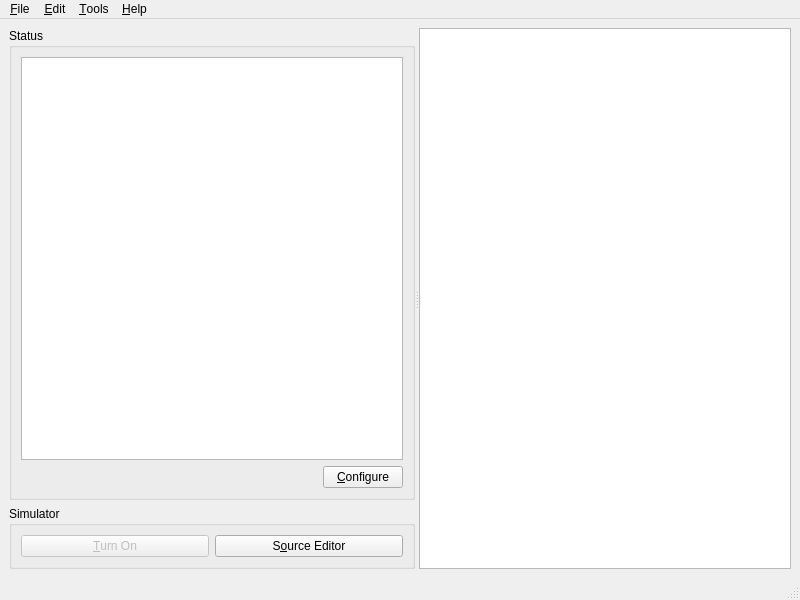
The window that src/ui/robotqt.ui (simmiyoung/robotqt) describes before a commit, drawn with Qt 5.
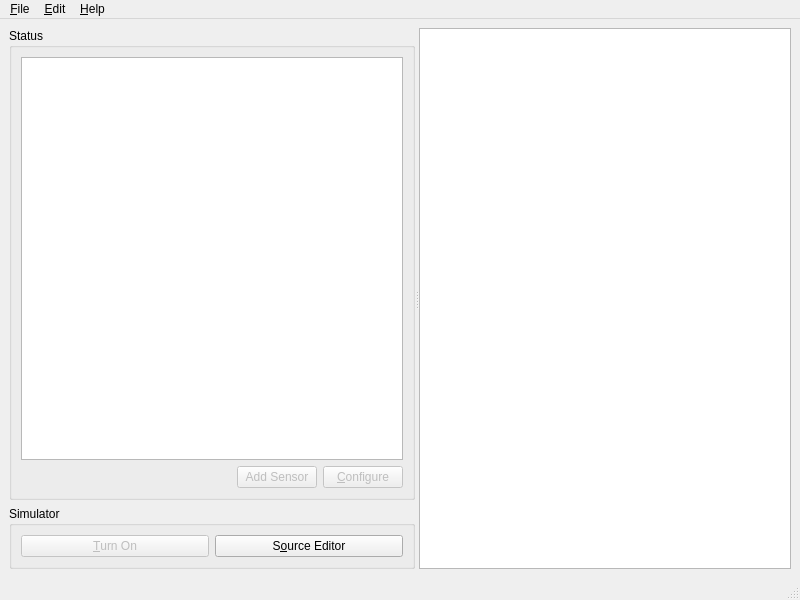
The same window after the commit. Icons and pictures are not drawn.

The edit to the form file:
```diff
--- a/src/ui/robotqt.ui
+++ b/src/ui/robotqt.ui
@@ -33,8 +33,11 @@
            <string>Status</string>
           </property>
           <layout class="QGridLayout" name="gridLayout">
-           <item row="1" column="1">
-            <widget class="QPushButton" name="configureButton_2">
+           <item row="1" column="2">
+            <widget class="QPushButton" name="configureButton">
+             <property name="enabled">
+              <bool>false</bool>
+             </property>
              <property name="toolTip">
               <string>Configure current object</string>
              </property>
@@ -65,7 +68,7 @@
              </property>
             </spacer>
            </item>
-           <item row="0" column="0" colspan="2">
+           <item row="0" column="0" colspan="3">
             <widget class="QTableWidget" name="tableWidget">
              <property name="editTriggers">
               <set>QAbstractItemView::NoEditTriggers</set>
@@ -121,6 +124,25 @@
              <column/>
             </widget>
            </item>
+           <item row="1" column="1">
+            <widget class="QPushButton" name="sensorAddButton">
+             <property name="enabled">
+              <bool>false</bool>
+             </property>
+             <property name="toolTip">
+              <string>Add a new Sensor</string>
+             </property>
+             <property name="statusTip">
+              <string>Add a new Sensor</string>
+             </property>
+             <property name="whatsThis">
+              <string>Add a new Sensor</string>
+             </property>
+             <property name="text">
+              <string>Add Sensor</string>
+             </property>
+            </widget>
+           </item>
           </layout>
          </widget>
         </item>
@@ -131,7 +153,7 @@
           </property>
           <layout class="QHBoxLayout" name="horizontalLayout">
            <item>
-            <widget class="QPushButton" name="simulatorButton">
+            <widget class="QPushButton" name="simulatorOnOffButton">
              <property name="enabled">
               <bool>false</bool>
              </property>
@@ -155,7 +177,7 @@
            <item>
             <widget class="QPushButton" name="sourceButton">
              <property name="toolTip">
-              <string>Open Source Editor (Ctrl+Shift+O)</string>
+              <string>Open Source Editor</string>
              </property>
              <property name="statusTip">
               <string>Open Source Editor</string>
@@ -208,12 +230,6 @@
     <addaction name="actionSourceEditor"/>
     <addaction name="actionConfigureRobot"/>
    </widget>
-   <widget class="QMenu" name="menu_Tools">
-    <property name="title">
-     <string>&amp;Tools</string>
-    </property>
-    <addaction name="actionPreferences"/>
-   </widget>
    <widget class="QMenu" name="menu_Help">
     <property name="title">
      <string>&amp;Help</string>
@@ -222,7 +238,6 @@
    </widget>
    <addaction name="menuFile"/>
    <addaction name="menuEdit"/>
-   <addaction name="menu_Tools"/>
    <addaction name="menu_Help"/>
   </widget>
   <widget class="QStatusBar" name="statusbar"/>
@@ -248,7 +263,7 @@
   </action>
   <action name="actionOpen">
    <property name="text">
-    <string>&amp;Open a Robot</string>
+    <string>&amp;Open Scenario or Robot</string>
    </property>
    <property name="toolTip">
     <string>Open a new RobotQt file</string>
@@ -321,6 +336,9 @@
    <property name="text">
     <string>&amp;About RobotQt</string>
    </property>
+   <property name="menuRole">
+    <enum>QAction::AboutRole</enum>
+   </property>
   </action>
   <action name="actionPreferences">
    <property name="text">
```
